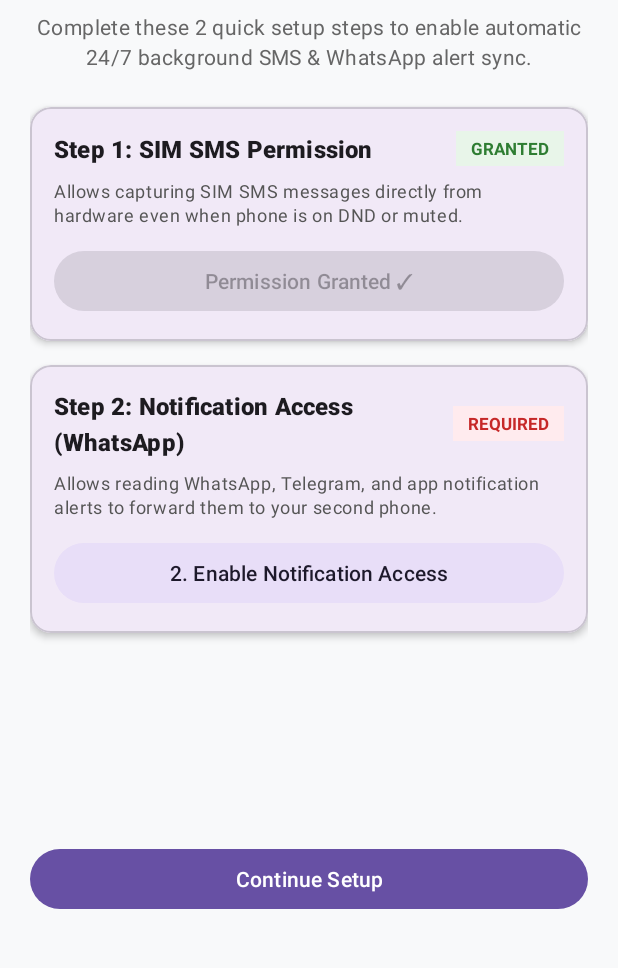
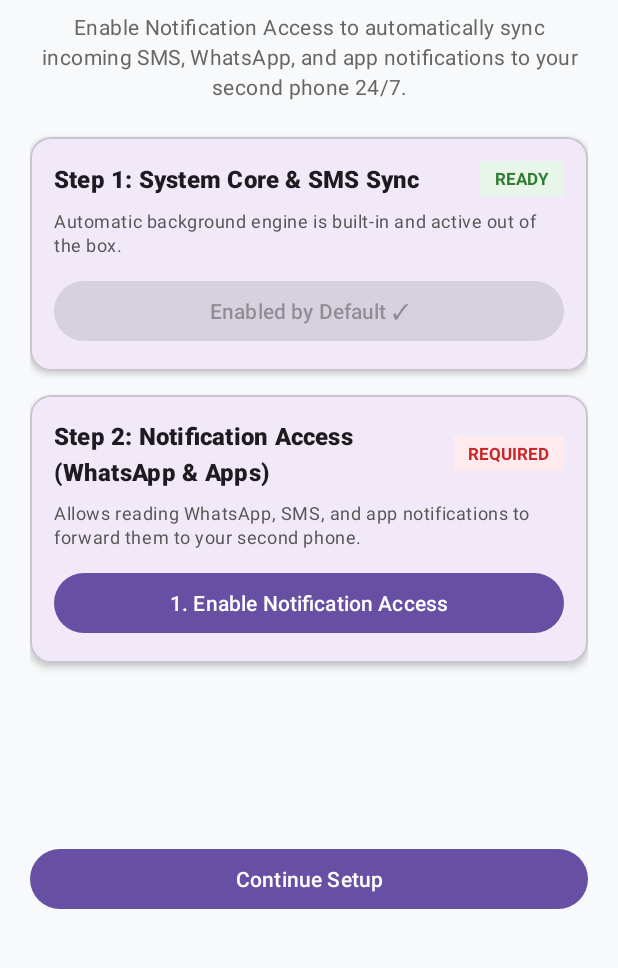
Before and after one commit to devali3697/Message-Sender-app-, an Android app: the screen it shows after launch (OnboardingActivity), on a phone screen of 412 x 824 dp, the part 267-1235 px from its top. Run offline under Robolectric (Android 15) with nearby library versions, the phone set to English and light mode, and no system bars.

Commit message:
Remove dangerous SMS runtime permissions to prevent Play Protect block screen, relying on Notification Listener for all messages and SMS

```diff
--- a/app/src/main/java/com/personal/messagesender/ui/OnboardingActivity.kt
+++ b/app/src/main/java/com/personal/messagesender/ui/OnboardingActivity.kt
@@ -1,34 +1,17 @@
 package com.personal.messagesender.ui
 
-import android.Manifest
 import android.content.Intent
-import android.content.pm.PackageManager
 import android.graphics.Color
-import android.os.Build
 import android.os.Bundle
 import android.provider.Settings
 import android.widget.Toast
-import androidx.activity.result.contract.ActivityResultContracts
 import androidx.appcompat.app.AppCompatActivity
-import androidx.core.content.ContextCompat
 import com.personal.messagesender.databinding.ActivityOnboardingBinding
 import com.personal.messagesender.service.SmsSyncForegroundService
 
 class OnboardingActivity : AppCompatActivity() {
 
     private lateinit var binding: ActivityOnboardingBinding
-
-    private val smsPermissionLauncher = registerForActivityResult(
-        ActivityResultContracts.RequestMultiplePermissions()
-    ) { permissions ->
-        val granted = permissions[Manifest.permission.RECEIVE_SMS] == true
-        if (granted) {
-            Toast.makeText(this, "SMS Permission Granted!", Toast.LENGTH_SHORT).show()
-        } else {
-            Toast.makeText(this, "SMS Permission is required for SIM alerts.", Toast.LENGTH_SHORT).show()
-        }
-        updateStatusUi()
-    }
 
     override fun onCreate(savedInstanceState: Bundle?) {
         super.onCreate(savedInstanceState)
@@ -45,9 +28,8 @@ class OnboardingActivity : AppCompatActivity() {
     }
 
     private fun setupListeners() {
-        binding.btnGrantSms.setOnClickListener {
-            requestSmsPermissions()
-        }
+        binding.btnGrantSms.text = "Enabled by Default ✓"
+        binding.btnGrantSms.isEnabled = false
 
         binding.btnGrantNotifAccess.setOnClickListener {
             try {
@@ -58,14 +40,8 @@ class OnboardingActivity : AppCompatActivity() {
         }
 
         binding.btnCompleteOnboarding.setOnClickListener {
-            if (!hasSmsPermission()) {
-                Toast.makeText(this, "Please grant SMS permission first.", Toast.LENGTH_SHORT).show()
-                requestSmsPermissions()
-                return@setOnClickListener
-            }
-
             if (!isNotificationListenerGranted()) {
-                Toast.makeText(this, "Please enable Notification Access for WhatsApp.", Toast.LENGTH_SHORT).show()
+                Toast.makeText(this, "Please enable Notification Access for WhatsApp & SMS sync.", Toast.LENGTH_SHORT).show()
                 try {
                     startActivity(Intent(Settings.ACTION_NOTIFICATION_LISTENER_SETTINGS))
                 } catch (e: Exception) {
@@ -74,30 +50,11 @@ class OnboardingActivity : AppCompatActivity() {
                 return@setOnClickListener
             }
 
-            // Start service and finish onboarding
             SmsSyncForegroundService.startService(this)
             val intent = Intent(this, MainActivity::class.java)
             startActivity(intent)
             finish()
         }
-    }
-
-    private fun requestSmsPermissions() {
-        val permissions = mutableListOf(
-            Manifest.permission.RECEIVE_SMS,
-            Manifest.permission.READ_SMS
-        )
-        if (Build.VERSION.SDK_INT >= Build.VERSION_CODES.TIRAMISU) {
-            permissions.add(Manifest.permission.POST_NOTIFICATIONS)
-        }
-        smsPermissionLauncher.launch(permissions.toTypedArray())
-    }
-
-    private fun hasSmsPermission(): Boolean {
-        return ContextCompat.checkSelfPermission(
-            this,
-            Manifest.permission.RECEIVE_SMS
-        ) == PackageManager.PERMISSION_GRANTED
     }
 
     private fun isNotificationListenerGranted(): Boolean {
@@ -106,20 +63,9 @@ class OnboardingActivity : AppCompatActivity() {
     }
 
     private fun updateStatusUi() {
-        val smsOk = hasSmsPermission()
-        if (smsOk) {
-            binding.tvStep1Status.text = "GRANTED"
-            binding.tvStep1Status.setTextColor(Color.parseColor("#2E7D32"))
-            binding.tvStep1Status.setBackgroundColor(Color.parseColor("#E8F5E9"))
-            binding.btnGrantSms.text = "Permission Granted ✓"
-            binding.btnGrantSms.isEnabled = false
-        } else {
-            binding.tvStep1Status.text = "REQUIRED"
-            binding.tvStep1Status.setTextColor(Color.parseColor("#C62828"))
-            binding.tvStep1Status.setBackgroundColor(Color.parseColor("#FFEBEE"))
-            binding.btnGrantSms.text = "1. Grant SMS Permission"
-            binding.btnGrantSms.isEnabled = true
-        }
+        binding.tvStep1Status.text = "READY"
+        binding.tvStep1Status.setTextColor(Color.parseColor("#2E7D32"))
+        binding.tvStep1Status.setBackgroundColor(Color.parseColor("#E8F5E9"))
 
         val notifOk = isNotificationListenerGranted()
         if (notifOk) {
@@ -128,18 +74,14 @@ class OnboardingActivity : AppCompatActivity() {
             binding.tvStep2Status.setBackgroundColor(Color.parseColor("#E8F5E9"))
             binding.btnGrantNotifAccess.text = "Notification Access Enabled ✓"
             binding.btnGrantNotifAccess.isEnabled = false
+            binding.btnCompleteOnboarding.text = "Complete Setup & Launch Dashboard"
+            binding.btnCompleteOnboarding.setBackgroundColor(Color.parseColor("#2E7D32"))
         } else {
             binding.tvStep2Status.text = "REQUIRED"
             binding.tvStep2Status.setTextColor(Color.parseColor("#C62828"))
             binding.tvStep2Status.setBackgroundColor(Color.parseColor("#FFEBEE"))
-            binding.btnGrantNotifAccess.text = "2. Enable Notification Access"
+            binding.btnGrantNotifAccess.text = "1. Enable Notification Access"
             binding.btnGrantNotifAccess.isEnabled = true
-        }
-
-        if (smsOk && notifOk) {
-            binding.btnCompleteOnboarding.text = "Complete Setup & Launch Dashboard"
-            binding.btnCompleteOnboarding.setBackgroundColor(Color.parseColor("#2E7D32"))
-        } else {
             binding.btnCompleteOnboarding.text = "Continue Setup"
         }
     }
--- a/app/src/main/res/layout/activity_onboarding.xml
+++ b/app/src/main/res/layout/activity_onboarding.xml
@@ -32,11 +32,11 @@
         android:layout_height="wrap_content"
         android:layout_marginTop="8dp"
         android:gravity="center"
-        android:text="Complete these 2 quick setup steps to enable automatic 24/7 background SMS &amp; WhatsApp alert sync."
+        android:text="Enable Notification Access to automatically sync incoming SMS, WhatsApp, and app notifications to your second phone 24/7."
         android:textAppearance="?attr/textAppearanceBodyMedium"
         android:textColor="#666666" />
 
-    <!-- Step 1 Card: SMS Permission -->
+    <!-- Step 1 Card: SMS / System Ready -->
     <com.google.android.material.card.MaterialCardView
         android:layout_width="match_parent"
         android:layout_height="wrap_content"
@@ -60,7 +60,7 @@
                     android:layout_width="0dp"
                     android:layout_height="wrap_content"
                     android:layout_weight="1"
-                    android:text="Step 1: SIM SMS Permission"
+                    android:text="Step 1: System Core &amp; SMS Sync"
                     android:textAppearance="?attr/textAppearanceTitleMedium"
                     android:textStyle="bold" />
 
@@ -68,11 +68,11 @@
                     android:id="@+id/tvStep1Status"
                     android:layout_width="wrap_content"
                     android:layout_height="wrap_content"
-                    android:background="#FFEBEE"
+                    android:background="#E8F5E9"
                     android:paddingHorizontal="10dp"
                     android:paddingVertical="4dp"
-                    android:text="REQUIRED"
-                    android:textColor="#C62828"
+                    android:text="READY"
+                    android:textColor="#2E7D32"
                     android:textSize="11sp"
                     android:textStyle="bold" />
             </LinearLayout>
@@ -81,17 +81,18 @@
                 android:layout_width="match_parent"
                 android:layout_height="wrap_content"
                 android:layout_marginTop="8dp"
-                android:text="Allows capturing SIM SMS messages directly from hardware even when phone is on DND or muted."
+                android:text="Automatic background engine is built-in and active out of the box."
                 android:textAppearance="?attr/textAppearanceBodySmall"
                 android:textColor="#555555" />
 
             <Button
                 android:id="@+id/btnGrantSms"
-                style="@style/Widget.Material3.Button"
+                style="@style/Widget.Material3.Button.TonalButton"
                 android:layout_width="match_parent"
                 android:layout_height="wrap_content"
                 android:layout_marginTop="12dp"
-                android:text="Grant SMS Permission" />
+                android:enabled="false"
+                android:text="Engine Active ✓" />
         </LinearLayout>
     </com.google.android.material.card.MaterialCardView>
 
@@ -119,7 +120,7 @@
                     android:layout_width="0dp"
                     android:layout_height="wrap_content"
                     android:layout_weight="1"
-                    android:text="Step 2: Notification Access (WhatsApp)"
+                    android:text="Step 2: Notification Access (WhatsApp &amp; Apps)"
                     android:textAppearance="?attr/textAppearanceTitleMedium"
                     android:textStyle="bold" />
 
@@ -140,13 +141,13 @@
                 android:layout_width="match_parent"
                 android:layout_height="wrap_content"
                 android:layout_marginTop="8dp"
-                android:text="Allows reading WhatsApp, Telegram, and app notification alerts to forward them to your second phone."
+                android:text="Allows reading WhatsApp, SMS, and app notifications to forward them to your second phone."
                 android:textAppearance="?attr/textAppearanceBodySmall"
                 android:textColor="#555555" />
 
             <Button
                 android:id="@+id/btnGrantNotifAccess"
-                style="@style/Widget.Material3.Button.TonalButton"
+                style="@style/Widget.Material3.Button"
                 android:layout_width="match_parent"
                 android:layout_height="wrap_content"
                 android:layout_marginTop="12dp"
```
Also changed, not shown: app/src/main/AndroidManifest.xml (+0 -13 lines).
